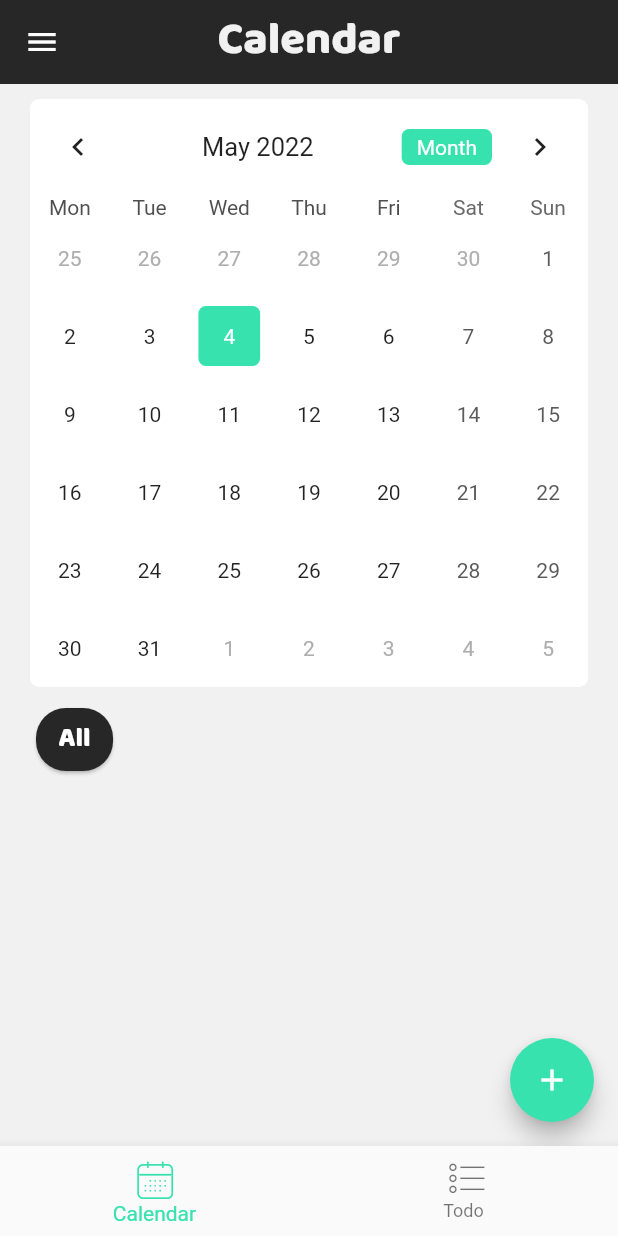
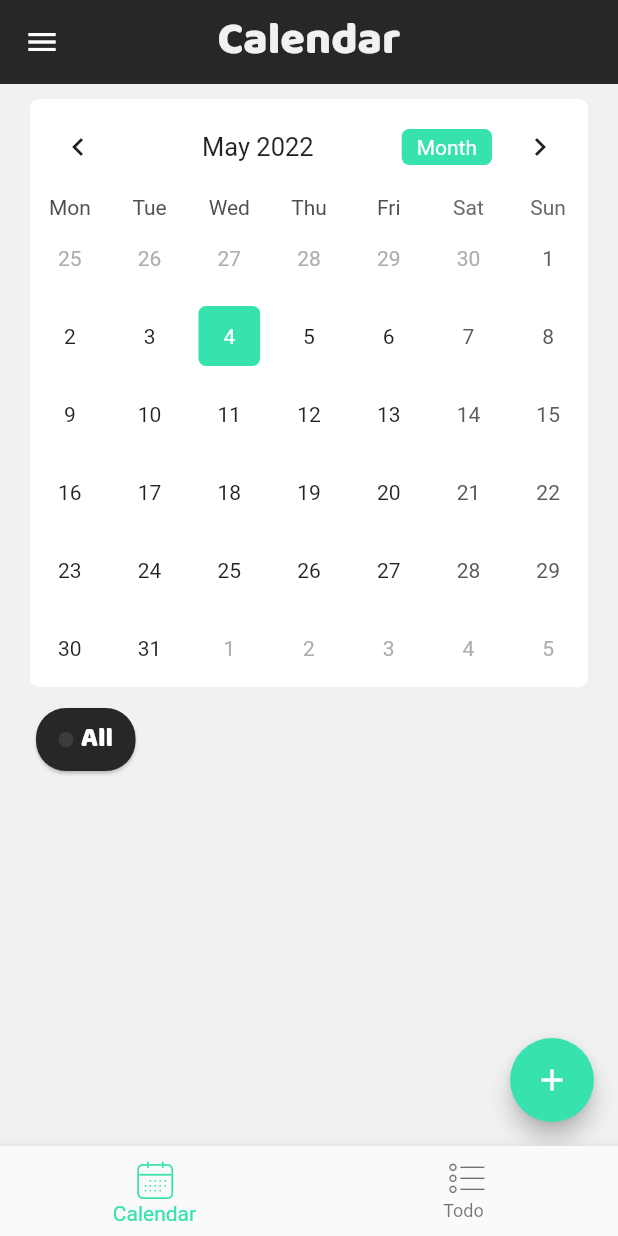
Before and after one commit to constantinfite/calendar_journal, a Flutter app: the screen it shows after launch, on a phone screen of 412 x 824 dp. Run offline on Flutter 3.47's test engine with Material 2 defaults, Android fonts, the phone set to English and light mode, and no system bars; drawn by our look-alikes of flutter_speed_dial, table_calendar; our stand-ins replace flutter_colorpicker, flutter_rating_bar, fluttertoast, modal_bottom_sheet, shared_preferences, sqflite; missing offline and left inert: flutter_rounded_date_picker; accounts and stored records are empty.

Commit message:
add color

```diff
--- a/lib/screens/calendar.dart
+++ b/lib/screens/calendar.dart
@@ -82,7 +82,29 @@ class _StatsScreenState extends State<StatsScreen> {
     super.dispose();
   }
 
-  Color colorCategoryDot(category) {
+  Color colorCategoryDotScore(score) {
+    if (score == 5) {
+      return Color.fromARGB(255, 87, 227, 44);
+    }
+    if (score == 4) {
+      return Color.fromARGB(255, 183, 221, 41);
+    }
+    if (score == 3) {
+      return Color.fromARGB(255, 255, 226, 52);
+    }
+    if (score == 2) {
+      return Color.fromARGB(255, 255, 165, 52);
+    } else {
+      return Color.fromARGB(255, 255, 69, 69);
+    }
+    /*for (var cat in _categoryList) {
+      if (cat.name == category) {
+        color = Color(cat.color!);
+      }
+    }*/
+  }
+
+  Color colorCategoryDotCategory(category) {
     Color color = Colors.blue;
     for (var cat in _categoryList) {
       if (cat.name == category) {
@@ -330,8 +352,8 @@ class _StatsScreenState extends State<StatsScreen> {
                       decoration: BoxDecoration(
                         // provide your own condition here
                         color: event.category! == _categorySelected.name
-                            ? Color(_categorySelected.color!)
-                            : colorCategoryDot(event.category),
+                            ? colorCategoryDotScore(event.score)
+                            : colorCategoryDotCategory(event.category),
                         shape: BoxShape.circle,
                       ),
                     );
@@ -497,7 +519,22 @@ class _StatsScreenState extends State<StatsScreen> {
             children: [
               Padding(
                 padding: const EdgeInsets.fromLTRB(15, 5, 15, 5),
-                child: Text(
+                child: Row(
+                  children: [
+                    Container(
+                      //transformAlignment: transf,
+                      width: 10,
+                      height: 10,
+                      decoration: BoxDecoration(
+                        color:
+                            colorCategoryDotCategory(_categoryList[index].name),
+                        shape: BoxShape.circle,
+                      ),
+                    ),
+                    SizedBox(
+                      width: 5,
+                    ),
+                    Text(
                         _categoryList[index].name!.length > 15
                             ? '${_categoryList[index].name!.substring(0, 15)}...'
                             : _categoryList[index].name!,
@@ -509,6 +546,8 @@ class _StatsScreenState extends State<StatsScreen> {
                           color: colorTextCategory(index),
                           fontFamily: 'BalooBhai',
                         )),
+                  ],
+                ),
               ),
             ]),
       ),
--- a/lib/screens/input_event_screen.dart
+++ b/lib/screens/input_event_screen.dart
@@ -28,7 +28,7 @@ class _EventInputState extends State<EventInput> {
   int id = 0;
   final _eventNameController = TextEditingController();
   final _eventDescription = TextEditingController();
-  double _score = 0;
+  double _score = 3;
   late String _category = "";
 
   var nowDate = DateTime.now().toUtc();
```
Lines whose indentation alone changed are shown as unchanged.
